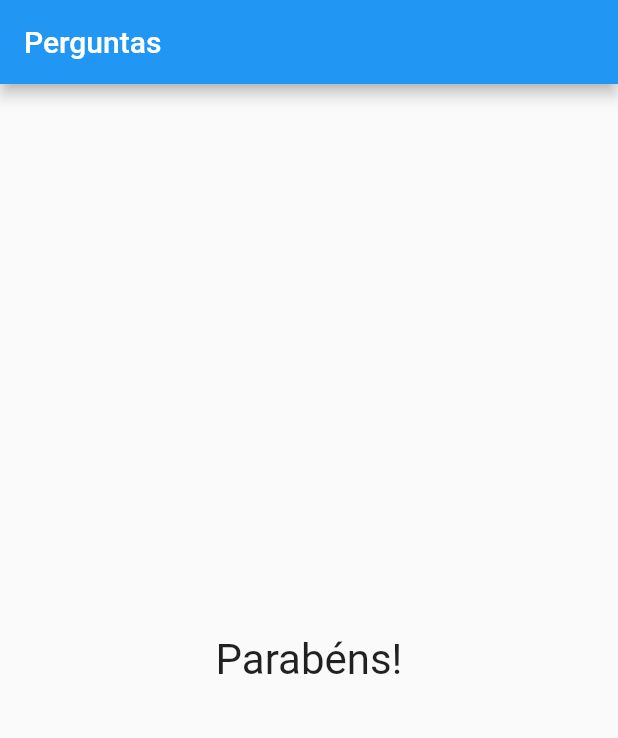
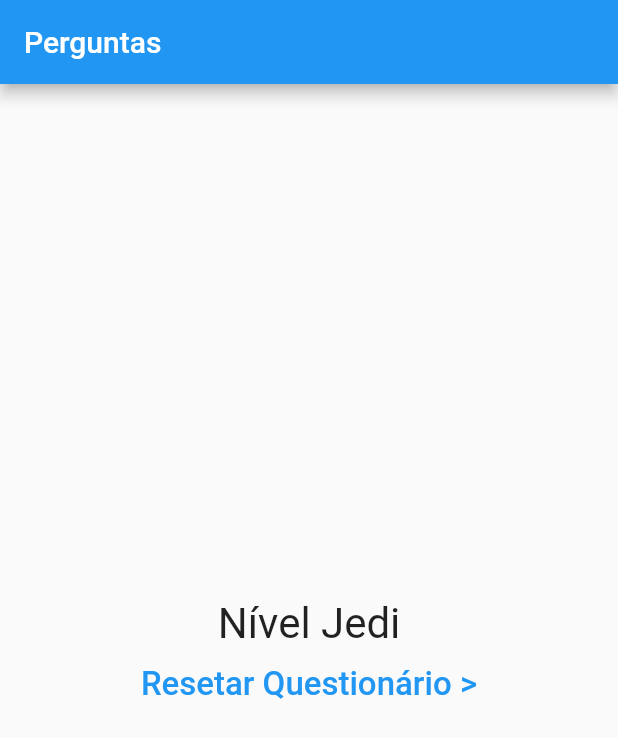
Before and after one commit to raphael251/projeto_perguntas, a Flutter app: the screen it shows after launch, after a tap on "Azul", after a tap on "Cobra", after a tap on "Lucas", on a phone screen of 412 x 824 dp. Shown: the top 738 px of the screen. Run offline on Flutter 3.47's test engine with Material 2 defaults, Android fonts, the phone set to English and light mode, and no system bars.

Commit message:
chore: create quiz and result widget and add some features to it

```diff
--- a/lib/main.dart
+++ b/lib/main.dart
@@ -1,30 +1,47 @@
 import 'package:flutter/widgets.dart';
 import 'package:flutter/material.dart';
-import './question.dart';
-import './answer.dart';
+import './quiz.dart';
+import './result.dart';
 
 main() => runApp(QuestionApp());
 
 class _QuestionAppState extends State<QuestionApp> {
   var _selectedQuestion = 0;
+  int _totalScore = 0;
   final _questions = const [
     {
       'text': 'Qual é a sua cor favorita?',
-      'answers': ['Azul', 'Branco', 'Preto', 'Amarelo'],
+      'answers': [
+        {'text': 'Azul', 'points': 10},
+        {'text': 'Branco', 'points': 5},
+        {'text': 'Preto', 'points': 3},
+        {'text': 'Amarelo', 'points': 2},
+      ],
     },
     {
       'text': 'Qual é o seu animal favorito?',
-      'answers': ['Elefante', 'Cobra', 'Coelho', 'Papagaio'],
+      'answers': [
+        {'text': 'Elefante', 'points': 10},
+        {'text': 'Cobra', 'points': 5},
+        {'text': 'Coelho', 'points': 3},
+        {'text': 'Papagaio', 'points': 2},
+      ],
     },
     {
       'text': 'Qual é o seu desenvolvedor favorito?',
-      'answers': ['Lucas', 'Raphael', 'Leonardo', 'Holando'],
+      'answers': [
+        {'text': 'Lucas', 'points': 10},
+        {'text': 'Raphael', 'points': 5},
+        {'text': 'Leonardo', 'points': 3},
+        {'text': 'Holando', 'points': 2},
+      ],
     }
   ];
 
-  void _replyQuestion() {
+  void _replyQuestion(int answerPoints) {
     setState(() {
       _selectedQuestion++;
+      _totalScore += answerPoints;
     });
     print(_selectedQuestion);
   }
@@ -33,30 +50,29 @@ class _QuestionAppState extends State<QuestionApp> {
     return _selectedQuestion < _questions.length;
   }
 
+  void _resetQuiz() {
+    setState(() {
+      _selectedQuestion = 0;
+      _totalScore = 0;
+    });
+  }
+
   @override
   Widget build(BuildContext context) {
-    List<String> answersTexts =
-        hasSelectedQuestion ? _questions[_selectedQuestion]['answers'] : null;
-
     return MaterialApp(
       home: Scaffold(
         appBar: AppBar(
           title: Text('Perguntas'),
         ),
         body: hasSelectedQuestion
-            ? Column(
-                children: <Widget>[
-                  Question(_questions[_selectedQuestion]['text']),
-                  ...answersTexts
-                      .map((t) => Answer(t, _replyQuestion))
-                      .toList(),
-                ],
+            ? Quiz(
+                questions: _questions,
+                replyQuestion: _replyQuestion,
+                selectedQuestion: _selectedQuestion,
               )
-            : Center(
-                child: Text(
-                  'Parabéns!',
-                  style: TextStyle(fontSize: 28),
-                ),
+            : Result(
+                resetQuiz: _resetQuiz,
+                totalScore: _totalScore,
               ),
       ),
     );
--- /dev/null
+++ b/lib/quiz.dart
@@ -0,0 +1,37 @@
+import 'package:flutter/material.dart';
+import './question.dart';
+import './answer.dart';
+
+class Quiz extends StatelessWidget {
+  final List<Map<String, Object>> questions;
+  final int selectedQuestion;
+  final void Function(int) replyQuestion;
+
+  Quiz({
+    @required this.questions,
+    @required this.selectedQuestion,
+    @required this.replyQuestion,
+  });
+
+  bool get hasSelectedQuestion {
+    return selectedQuestion < questions.length;
+  }
+
+  @override
+  Widget build(BuildContext context) {
+    List<Map<String, Object>> answersTexts =
+        hasSelectedQuestion ? questions[selectedQuestion]['answers'] : null;
+
+    return Column(
+      children: <Widget>[
+        Question(questions[selectedQuestion]['text']),
+        ...answersTexts.map((answer) {
+          return Answer(
+            answer['text'],
+            () => replyQuestion(answer['points']),
+          );
+        }).toList(),
+      ],
+    );
+  }
+}
--- /dev/null
+++ b/lib/result.dart
@@ -0,0 +1,43 @@
+import 'package:flutter/material.dart';
+
+class Result extends StatelessWidget {
+  final int totalScore;
+  final void Function() resetQuiz;
+
+  Result({this.resetQuiz, this.totalScore});
+
+  String get resultText {
+    if (totalScore < 8) {
+      return 'Parabéns!';
+    } else if (totalScore < 12) {
+      return 'Você é bom!';
+    } else if (totalScore < 16) {
+      return 'Impressionante!';
+    } else {
+      return 'Nível Jedi';
+    }
+  }
+
+  @override
+  Widget build(BuildContext context) {
+    return Column(
+      mainAxisAlignment: MainAxisAlignment.center,
+      children: [
+        Center(
+          child: Text(
+            resultText,
+            style: TextStyle(fontSize: 28),
+          ),
+        ),
+        FlatButton(
+          textColor: Colors.blue,
+          child: Text(
+            "Resetar Questionário >",
+            style: TextStyle(fontSize: 22),
+          ),
+          onPressed: resetQuiz,
+        ),
+      ],
+    );
+  }
+}
```
